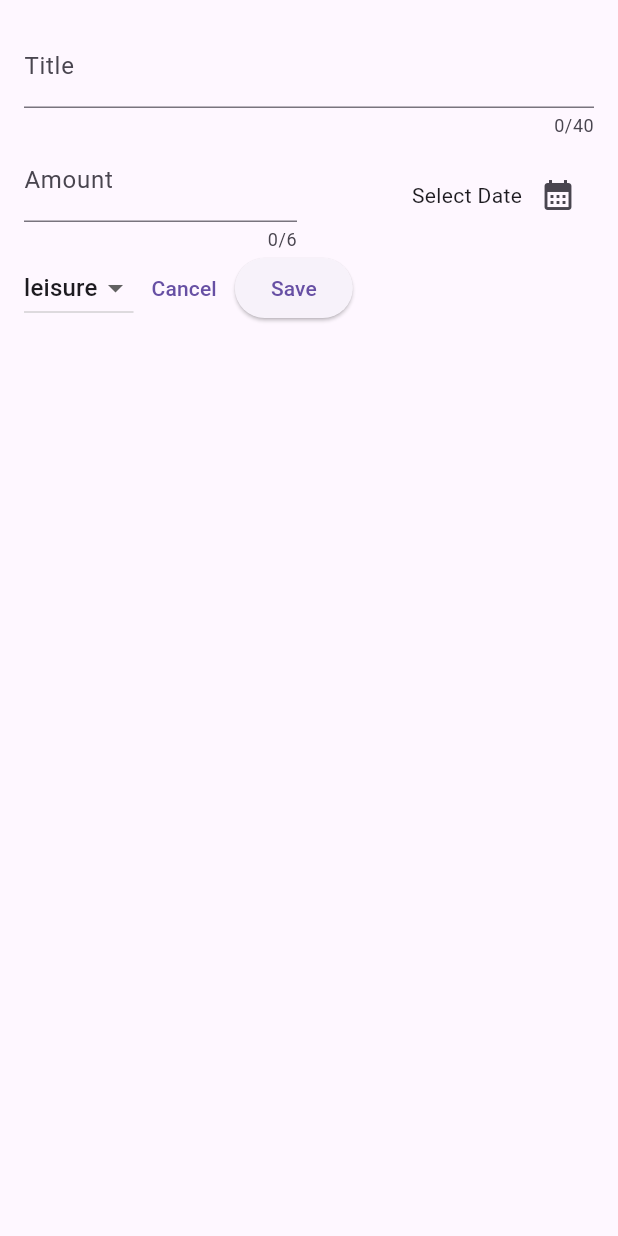
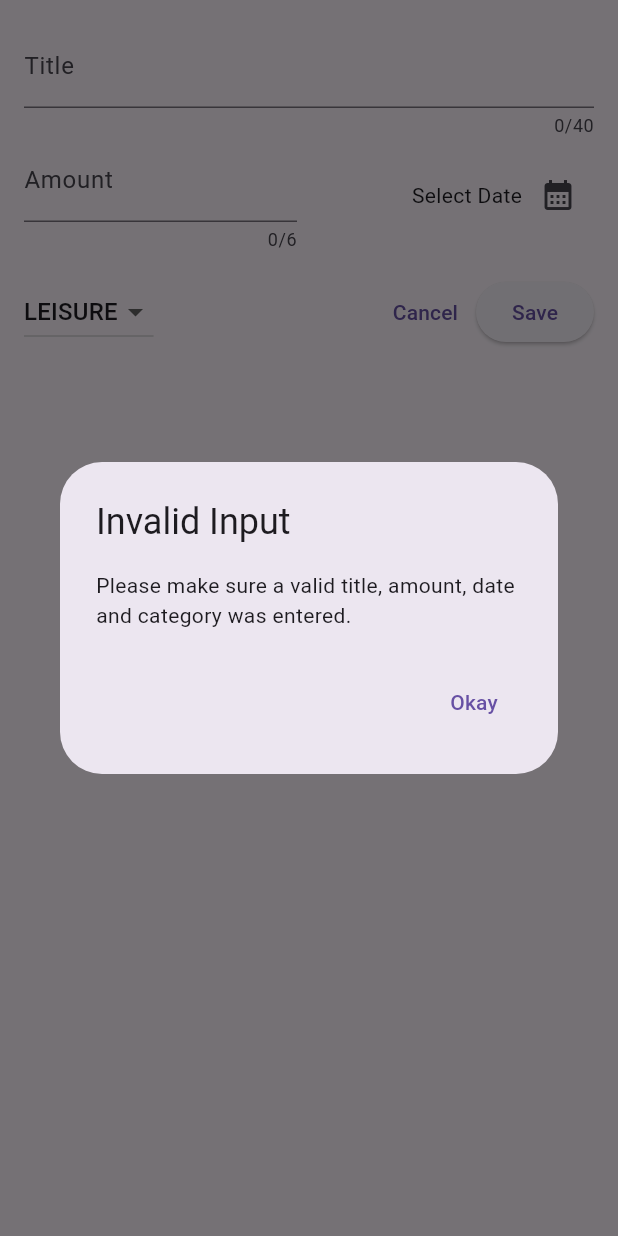
Before and after one commit to Arunvs16/expenseTracker, a Flutter app: the NewExpense widget shown alone on an empty page, opened directly, after a tap on "Save", on a phone screen of 412 x 824 dp. Run offline on Flutter 3.47's test engine with Material 3 defaults, Android fonts, the phone set to English and light mode, and no system bars.

Commit message:
error message for invalid input

```diff
--- a/lib/widgets/new_expense.dart
+++ b/lib/widgets/new_expense.dart
@@ -23,6 +23,7 @@ class _NewExpenseState extends State<NewExpense> {
     super.dispose();
   }
 
+  // variable to store selected category
   Category _selectedCategory = Category.leisure;
 
   DateTime? selectedDate;
@@ -40,6 +41,39 @@ class _NewExpenseState extends State<NewExpense> {
       selectedDate = pickedDate;
       print('selected date ------ > $pickedDate');
     });
+  }
+
+  void _submitExpenseData() {
+    final enteredAmount = double.tryParse(
+      _amountController.text,
+    ); // tryParse('Hello') => null, tryParse('123') => 123
+    final amountIsInvalid = enteredAmount == null || enteredAmount <= 0;
+    if (_titleController.text.trim().isEmpty ||
+        amountIsInvalid ||
+        selectedDate == null) {
+      // show error meassage
+      showDialog(
+        context: context,
+        builder: (ctx) {
+          return AlertDialog(
+            title: const Text('Invalid Input'),
+            content: const Text(
+              'Please make sure a valid title, amount, date and category was entered.',
+            ),
+            actions: [
+              TextButton(
+                onPressed: () {
+                  Navigator.pop(ctx);
+                },
+                child: const Text('Okay'),
+              ),
+            ],
+          );
+        },
+      );
+    }
+
+    //
   }
 
   @override
@@ -96,10 +130,11 @@ class _NewExpenseState extends State<NewExpense> {
               ),
             ],
           ),
-
+          const SizedBox(height: 16),
           Row(
             // mainAxisAlignment: MainAxisAlignment.end,
             children: [
+              // DropdownButton
               DropdownButton(
                 value: _selectedCategory,
                 items:
@@ -107,7 +142,7 @@ class _NewExpenseState extends State<NewExpense> {
                         .map(
                           (category) => DropdownMenuItem(
                             value: category,
-                            child: Text(category.name),
+                            child: Text(category.name.toUpperCase()),
                           ),
                         )
                         .toList(),
@@ -120,6 +155,7 @@ class _NewExpenseState extends State<NewExpense> {
                   });
                 },
               ),
+              const Spacer(),
               // cancel button
               TextButton(
                 onPressed: () {
@@ -131,6 +167,7 @@ class _NewExpenseState extends State<NewExpense> {
               // submit button
               ElevatedButton(
                 onPressed: () {
+                  _submitExpenseData();
                   print('Title --------->  ${_titleController.text}');
                   print('Amount --------->  ${_amountController.text}');
                   print('Date --------->  $selectedDate');
```
